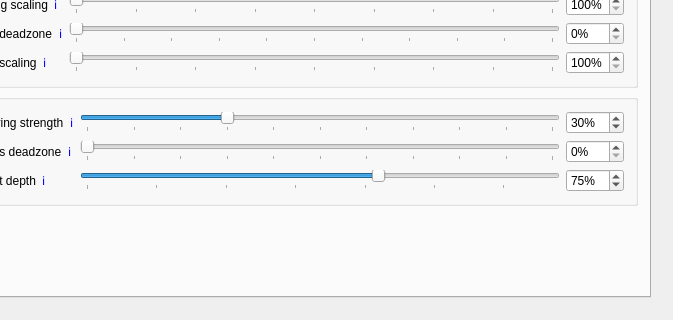
This is BonusFFB/BonusFFB.ui in kgmonteith/BonusFFB as Qt 5 draws it before an edit; both pictures show x 219 to 892 and y 316 to 636 of the 892 by 636 pixel window. The edited form follows.
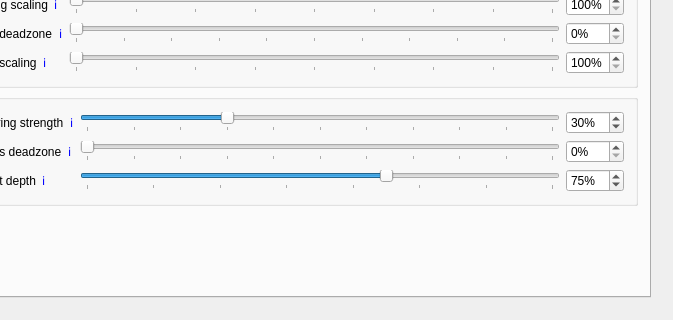
This is the edited form. The open tabs and pages were chosen to show the change. Icons and pictures are not drawn.

The edit to the form file:
```diff
--- a/BonusFFB/BonusFFB.ui
+++ b/BonusFFB/BonusFFB.ui
@@ -3038,7 +3038,7 @@
                  <item>
                   <widget class="QSlider" name="pphc_throttleSlotDepthSlider">
                    <property name="minimum">
-                    <number>33</number>
+                    <number>30</number>
                    </property>
                    <property name="maximum">
                     <number>100</number>
```
Left out of the diff: 10 changed lines with no effect on the pictures.
